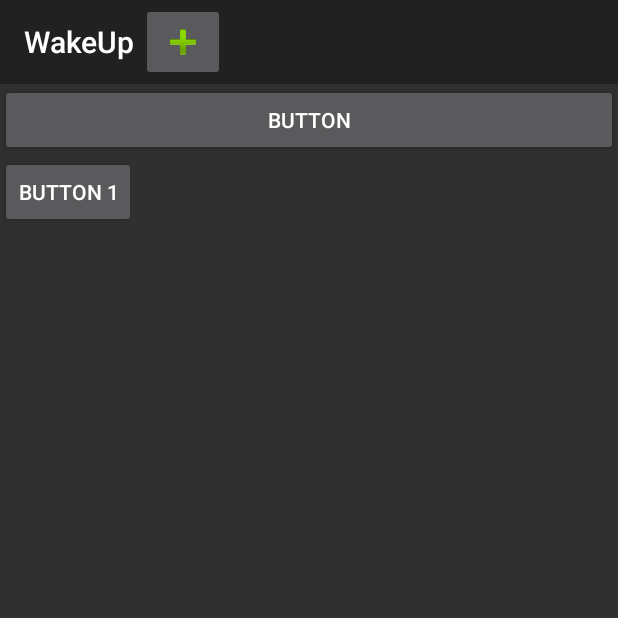
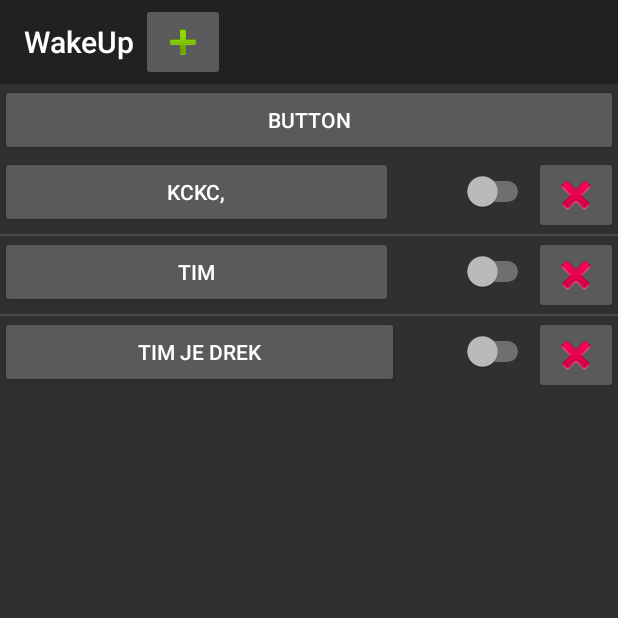
Before and after one commit to swetk/WakeUp, an Android app: the screen it shows after launch (MainActivity), after a tap on "BUTTON", on a phone screen of 412 x 824 dp, the top half of it. Run offline under Robolectric (Android 15) with nearby library versions, the phone set to English and light mode, and no system bars; 1 statement that could not run was skipped.

Commit message:
programsko dodajanje gumbov

```diff
--- a/app/build.gradle
+++ b/app/build.gradle
@@ -25,5 +25,6 @@ dependencies {
         exclude group: 'com.android.support', module: 'support-annotations'
     })
     compile 'com.android.support:appcompat-v7:25.1.0'
+    compile 'com.google.android.gms:play-services:10.0.1'
     testCompile 'junit:junit:4.12'
 }
--- a/app/src/main/java/com/sveval/wakeup/MainActivity.java
+++ b/app/src/main/java/com/sveval/wakeup/MainActivity.java
@@ -1,21 +1,30 @@
 package com.sveval.wakeup;
 
 import android.content.Intent;
+import android.content.SharedPreferences;
 import android.support.v7.app.AppCompatActivity;
 import android.os.Bundle;
 import android.support.v7.widget.Toolbar;
 import android.view.View;
 import android.view.ViewGroup;
+import android.widget.AbsListView;
 import android.widget.ArrayAdapter;
 import android.widget.AutoCompleteTextView;
 import android.widget.Button;
 import android.widget.LinearLayout;
+import android.widget.ListAdapter;
+import android.widget.ListView;
+
+import java.util.ArrayList;
+import java.util.List;
 
 public class MainActivity extends AppCompatActivity {
 
+    public static int buttonCount;
+    public static ListView lwButtons;
+    public static Button button;
     private Toolbar toolbar;
-    private LinearLayout llButtons;
-    private int buttonCount;
+    public String[] items;
 
     @Override
     protected void onCreate(Bundle savedInstanceState) {
@@ -24,6 +33,18 @@ public class MainActivity extends AppCompatActivity {
 
         toolbar = (Toolbar) findViewById(R.id.tool_bar);
         setSupportActionBar(toolbar);
+
+        String[] items = {"kckc,", "tim", "tim je drek"};
+        ListView listt = (ListView) findViewById(R.id.listView);
+        ArrayAdapter<String> adapter = new ArrayAdapter<String>(this, R.layout.destination_list, R.id.buttonDestionation, items);
+        listt.setAdapter(adapter);
+
+
+        //DestinationListAdapter adapter = new DestinationListAdapter(AddNewPerson.this, R.layout.destination_list, editPersonData.getAtomPayments());
+        //ListView atomPaysListView = (ListView)findViewById(R.id.listView);
+        //atomPaysListView.setAdapter(adapter);
+
+        //llButtons.addView(button);
 
         /*Button btnAdd = (Button) findViewById(R.id.btn_add);
         btnAdd.setOnClickListener(new View.OnClickListener() {
@@ -39,6 +60,7 @@ public class MainActivity extends AppCompatActivity {
     @Override
     protected void onStart() {
         super.onStart();
+        //llButtons.bringToFront();
     }
 
     @Override
@@ -67,17 +89,16 @@ public class MainActivity extends AppCompatActivity {
     }
 
     public void doAddButton(View view) {
-        Button btnAdd = (Button) findViewById(R.id.btn_add);
-        llButtons = (LinearLayout) findViewById(R.id.ll_buttons);
+        lwButtons = (ListView) findViewById(R.id.listView);
         Button button = new Button(this);
         button.setText("Button " + ++buttonCount);
-        button.setLayoutParams(new LinearLayout.LayoutParams(ViewGroup.LayoutParams.WRAP_CONTENT, ViewGroup.LayoutParams.WRAP_CONTENT));
-        llButtons.addView(button);
+        button.setLayoutParams(new AbsListView.LayoutParams(ViewGroup.LayoutParams.WRAP_CONTENT, ViewGroup.LayoutParams.WRAP_CONTENT));
+        lwButtons.setAdapter((ListAdapter) button);
+
     }
 
     public void newDestination(View view) {
         Intent intent = new Intent(MainActivity.this, UrediDestinacijo.class);
         startActivity(intent);
-        finish();
     }
 }
--- a/app/src/main/res/layout/activity_main.xml
+++ b/app/src/main/res/layout/activity_main.xml
@@ -8,7 +8,7 @@
 
     <include
         android:id="@+id/tool_bar"
-        layout="@layout/tool_bar"></include>
+        layout="@layout/tool_bar" />
 
 
     <Button
@@ -23,21 +23,10 @@
         android:layout_alignParentEnd="true"
         android:onClick="doAddButton"/>
 
-    <ScrollView
+    <ListView
         android:layout_width="match_parent"
-        android:layout_height="match_parent"
-        android:layout_alignParentBottom="true"
-        android:layout_alignParentLeft="true"
-        android:layout_alignParentStart="true"
-        android:layout_below="@+id/btn_add">
-
-        <LinearLayout
-            android:id="@+id/ll_buttons"
-            android:layout_width="match_parent"
-            android:layout_height="wrap_content"
-            android:orientation="vertical" />
-
-    </ScrollView>
-
+        android:layout_height="wrap_content"
+        android:id="@+id/listView"
+        android:layout_below="@+id/btn_add"/>
 
 </RelativeLayout>
--- /dev/null
+++ b/app/src/main/res/layout/destination_list.xml
@@ -0,0 +1,26 @@
+<?xml version="1.0" encoding="utf-8"?>
+<LinearLayout xmlns:android="http://schemas.android.com/apk/res/android"
+    xmlns:app="http://schemas.android.com/apk/res-auto"
+    android:orientation="horizontal" android:layout_width="match_parent"
+    android:layout_height="match_parent">
+
+
+    <Button
+        android:text="Button"
+        android:layout_width="wrap_content"
+        android:layout_height="wrap_content"
+        android:id="@+id/buttonDestionation"
+        android:layout_weight="1" />
+
+    <Switch
+        android:layout_width="wrap_content"
+        android:layout_height="wrap_content"
+        android:id="@+id/switchOnOff"
+        android:layout_weight="0.26" />
+
+    <ImageButton
+        android:layout_width="wrap_content"
+        android:layout_height="wrap_content"
+        app:srcCompat="@android:drawable/ic_delete"
+        android:id="@+id/imgButtonDelete" />
+</LinearLayout>
--- a/app/src/main/res/values/strings.xml
+++ b/app/src/main/res/values/strings.xml
@@ -303,5 +303,6 @@
         <item>Sobota</item>
         <item>Nedelja</item>
     </string-array>
+    <string name="title_activity_maps">Map</string>
 
 </resources>
```
Also changed, not shown: app/src/main/AndroidManifest.xml (+9 -1 lines), app/src/main/java/com/sveval/wakeup/UrediDestinacijo.java (+21 -12 lines), app/src/main/res/layout/activity_uredi_destinacijo.xml (+8 -9 lines).
